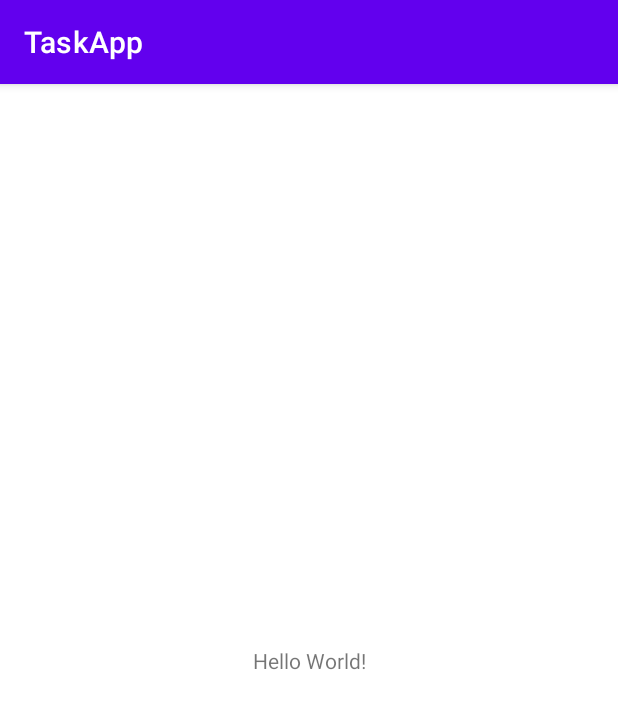
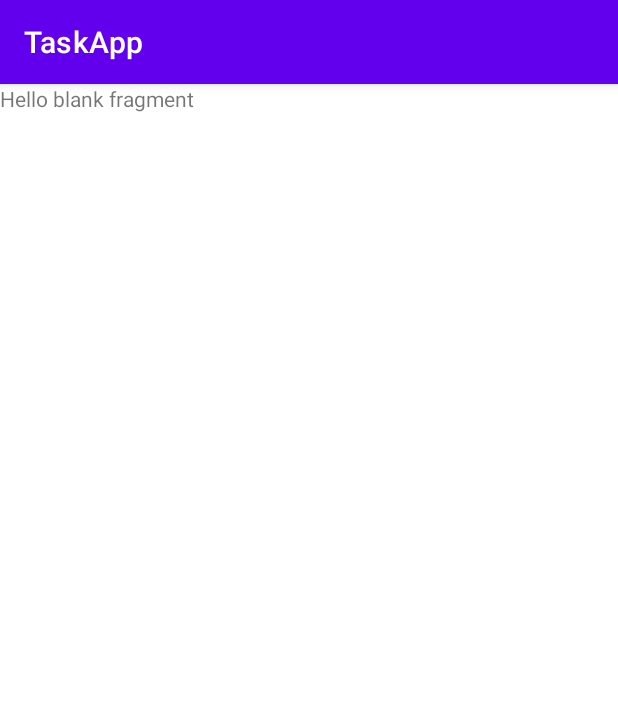
Before and after one commit to ersincoskun/FavoriteMovieProject, an Android app: the screen it shows after launch (MainActivity), on a phone screen of 412 x 824 dp. Shown: the top 709 px of the screen. Run offline under Robolectric (Android 15) with nearby library versions, the phone set to English and light mode, and no system bars.

Commit message:
view binding added

```diff
--- a/app/src/main/AndroidManifest.xml
+++ b/app/src/main/AndroidManifest.xml
@@ -9,7 +9,7 @@
         android:roundIcon="@mipmap/ic_launcher_round"
         android:supportsRtl="true"
         android:theme="@style/Theme.TaskApp">
-        <activity android:name=".MainActivity">
+        <activity android:name=".view.MainActivity">
             <intent-filter>
                 <action android:name="android.intent.action.MAIN" />
 
--- /dev/null
+++ b/app/src/main/java/com/ersincoskun/taskapp/view/FavoriteMoviesFragment.kt
@@ -0,0 +1,29 @@
+package com.ersincoskun.taskapp.view
+
+import android.os.Bundle
+import androidx.fragment.app.Fragment
+import android.view.LayoutInflater
+import android.view.View
+import android.view.ViewGroup
+import com.ersincoskun.taskapp.databinding.FragmentFavoriteMoviesBinding
+
+class FavoriteMoviesFragment : Fragment() {
+
+    private var _binding: FragmentFavoriteMoviesBinding? = null
+    private val binding get() = _binding!!
+
+    override fun onCreateView(
+        inflater: LayoutInflater,
+        container: ViewGroup?,
+        savedInstanceState: Bundle?
+    ): View? {
+        _binding = FragmentFavoriteMoviesBinding.inflate(inflater, container, false)
+        return binding.root
+    }
+
+    override fun onDestroy() {
+        super.onDestroy()
+        _binding=null
+    }
+
+}
--- a/app/src/main/java/com/ersincoskun/taskapp/MainActivity.kt
+++ b/app/src/main/java/com/ersincoskun/taskapp/view/MainActivity.kt
@@ -1,7 +1,8 @@
-package com.ersincoskun.taskapp
+package com.ersincoskun.taskapp.view
 
 import androidx.appcompat.app.AppCompatActivity
 import android.os.Bundle
+import com.ersincoskun.taskapp.R
 
 class MainActivity : AppCompatActivity() {
     override fun onCreate(savedInstanceState: Bundle?) {
--- a/app/src/main/res/layout/activity_main.xml
+++ b/app/src/main/res/layout/activity_main.xml
@@ -1,18 +1,18 @@
 <?xml version="1.0" encoding="utf-8"?>
-<androidx.constraintlayout.widget.ConstraintLayout xmlns:android="http://schemas.android.com/apk/res/android"
+<FrameLayout xmlns:android="http://schemas.android.com/apk/res/android"
     xmlns:app="http://schemas.android.com/apk/res-auto"
     xmlns:tools="http://schemas.android.com/tools"
     android:layout_width="match_parent"
     android:layout_height="match_parent"
-    tools:context=".MainActivity">
+    tools:context=".view.MainActivity">
 
-    <TextView
-        android:layout_width="wrap_content"
-        android:layout_height="wrap_content"
-        android:text="Hello World!"
-        app:layout_constraintBottom_toBottomOf="parent"
-        app:layout_constraintLeft_toLeftOf="parent"
-        app:layout_constraintRight_toRightOf="parent"
-        app:layout_constraintTop_toTopOf="parent" />
-
-</androidx.constraintlayout.widget.ConstraintLayout>
+    <androidx.fragment.app.FragmentContainerView
+        android:id="@+id/fragment"
+        android:name="androidx.navigation.fragment.NavHostFragment"
+        android:layout_width="match_parent"
+        android:layout_height="match_parent"
+        app:defaultNavHost="true"
+        app:navGraph="@navigation/nav_graph"
+        tools:layout_editor_absoluteX="191dp"
+        tools:layout_editor_absoluteY="195dp" />
+</FrameLayout>
--- a/app/src/main/res/layout/fragment_favorite_movies.xml
+++ b/app/src/main/res/layout/fragment_favorite_movies.xml
@@ -3,7 +3,7 @@
     xmlns:tools="http://schemas.android.com/tools"
     android:layout_width="match_parent"
     android:layout_height="match_parent"
-    tools:context=".FavoriteMoviesFragment">
+    tools:context=".view.FavoriteMoviesFragment">
 
     <!-- TODO: Update blank fragment layout -->
     <TextView
--- a/app/src/main/res/layout/fragment_movie_detail.xml
+++ b/app/src/main/res/layout/fragment_movie_detail.xml
@@ -3,7 +3,7 @@
     xmlns:tools="http://schemas.android.com/tools"
     android:layout_width="match_parent"
     android:layout_height="match_parent"
-    tools:context=".MovieDetailFragment">
+    tools:context=".view.MovieDetailFragment">
 
     <!-- TODO: Update blank fragment layout -->
     <TextView
--- a/app/src/main/res/navigation/nav_graph.xml
+++ b/app/src/main/res/navigation/nav_graph.xml
@@ -1,5 +1,22 @@
 <?xml version="1.0" encoding="utf-8"?>
 <navigation xmlns:android="http://schemas.android.com/apk/res/android"
-    xmlns:app="http://schemas.android.com/apk/res-auto" android:id="@+id/nav_graph">
+    xmlns:app="http://schemas.android.com/apk/res-auto"
+    xmlns:tools="http://schemas.android.com/tools"
+    android:id="@+id/nav_graph"
+    app:startDestination="@id/favoriteMoviesFragment">
 
+    <fragment
+        android:id="@+id/favoriteMoviesFragment"
+        android:name="com.ersincoskun.taskapp.view.FavoriteMoviesFragment"
+        android:label="fragment_favorite_movies"
+        tools:layout="@layout/fragment_favorite_movies" >
+        <action
+            android:id="@+id/action_favoriteMoviesFragment_to_movieDetailFragment"
+            app:destination="@id/movieDetailFragment" />
+    </fragment>
+    <fragment
+        android:id="@+id/movieDetailFragment"
+        android:name="com.ersincoskun.taskapp.view.MovieDetailFragment"
+        android:label="fragment_movie_detail"
+        tools:layout="@layout/fragment_movie_detail" />
 </navigation>
```
Also changed, not shown: app/src/main/java/com/ersincoskun/taskapp/FavoriteMoviesFragment.kt (deleted, +0 -18 lines), app/src/main/java/com/ersincoskun/taskapp/MovieDetailFragment.kt (deleted, +0 -18 lines), app/src/main/java/com/ersincoskun/taskapp/view/MovieDetailFragment.kt (added, +29 -0 lines).
